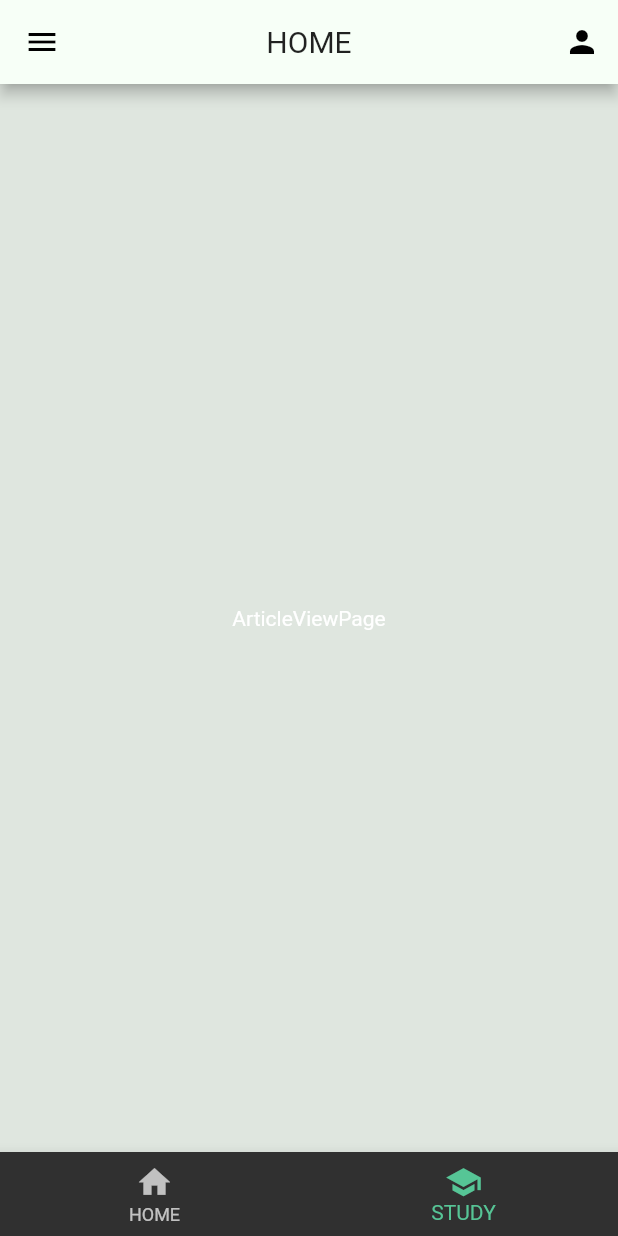
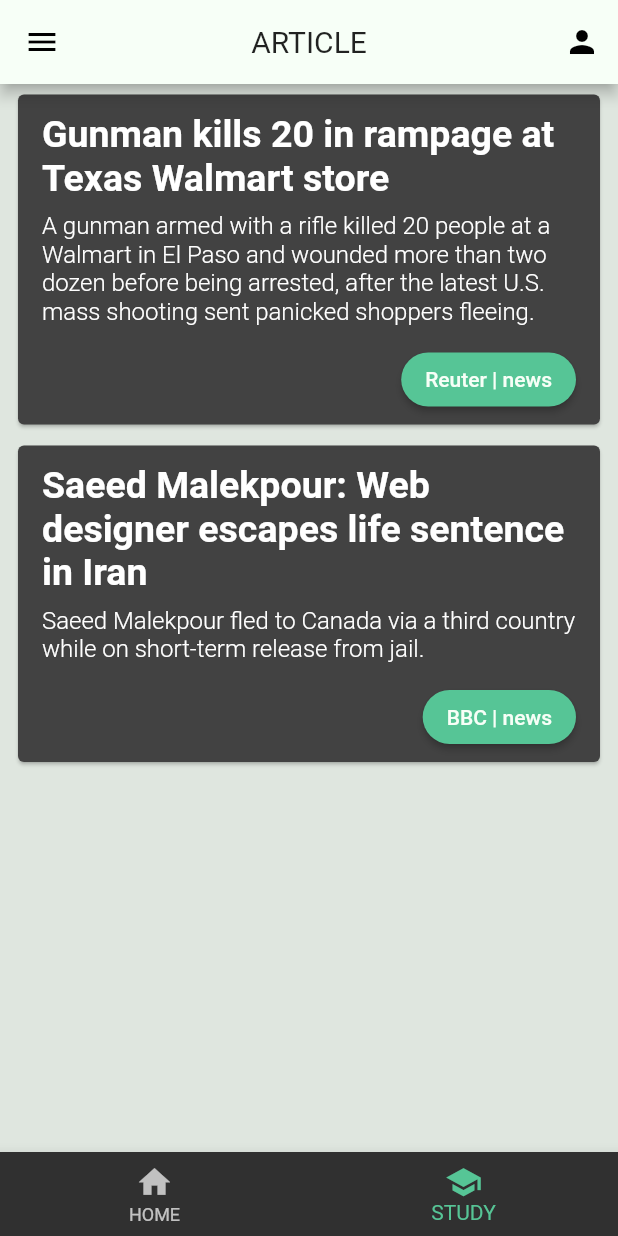
Before and after one commit to cscheungae/vocab_app_fyp55, a Flutter app: the screen it shows after launch, swiped to page 2, on a phone screen of 412 x 824 dp. Run offline on Flutter 3.47's test engine with Material 2 defaults, Android fonts, the phone set to English and light mode, and no system bars; our stand-ins replace percent_indicator; Roboto replaces fonts that are missing (Hind, Montserrat).

Commit message:
articles view with harded articles source

```diff
--- a/lib/pages/ArticlesViewPage.dart
+++ b/lib/pages/ArticlesViewPage.dart
@@ -17,8 +17,74 @@ class _ArticlesViewPageState extends State<ArticlesViewPage> {
   @override
   Widget build(BuildContext context) {
     //TODO: implement
-    return Center(
-      child: Text("ArticleViewPage"),
-    );
+    return ListView.builder(
+        itemCount: articles.length,
+        itemBuilder: (BuildContext context, int index) {
+          return Padding(
+            padding: const EdgeInsets.fromLTRB(8.0, 3.0, 8.0, 3.0),
+            child: Card(
+              child: Column(
+                children: <Widget>[
+                  Padding(
+                    padding: const EdgeInsets.fromLTRB(16.0, 12.0, 16.0, 4.0),
+                    child: Text(
+                      articles[index]["title"],
+                      style:
+                          TextStyle(fontWeight: FontWeight.bold, fontSize: 25),
+                    ),
+                  ),
+                  Padding(
+                    padding: const EdgeInsets.fromLTRB(16.0, 4.0, 16.0, 12.0),
+                    child: Text(
+                      articles[index]["excerpt"],
+                      style:
+                          TextStyle(fontWeight: FontWeight.w300, fontSize: 16),
+                    ),
+                  ),
+                  Row(
+                    mainAxisAlignment: MainAxisAlignment.end,
+                    children: <Widget>[
+                      Padding(
+                        padding: const EdgeInsets.only(right: 16.0, bottom: 6.0),
+                        child: RaisedButton(
+                          shape: RoundedRectangleBorder(
+                            borderRadius: BorderRadius.circular(40.0),
+                          ),
+                          onPressed: () =>
+                              Navigator.pushNamed(context, '/articles'),
+                          textColor: CustomTheme.WHITE,
+                          color: CustomTheme.GREEN,
+                          child: Text(
+                              articles[index]["media"] +
+                                  " | " +
+                                  articles[index]["category"],
+                              style: TextStyle(fontSize: 14.0)),
+                        ),
+                      )
+                    ],
+                  )
+                ],
+              ),
+            ),
+          );
+        });
   }
 }
+
+//sample articles source
+const articles = [
+  {
+    "title": "Gunman kills 20 in rampage at Texas Walmart store",
+    "excerpt":
+        "A gunman armed with a rifle killed 20 people at a Walmart in El Paso and wounded more than two dozen before being arrested, after the latest U.S. mass shooting sent panicked shoppers fleeing.",
+    "media": "Reuter",
+    "category": "news"
+  },
+  {
+    "title": "Saeed Malekpour: Web designer escapes life sentence in Iran",
+    "excerpt":
+        "Saeed Malekpour fled to Canada via a third country while on short-term release from jail.",
+    "media": "BBC",
+    "category": "news"
+  }
+];
--- a/lib/pages/BasePage.dart
+++ b/lib/pages/BasePage.dart
@@ -5,6 +5,8 @@ import './HomePage.dart';
 import './ArticlesViewPage.dart';
 
 enum Page { home, article }
+
+const pagesTitle = ["home", "article", "study", "stats"];
 
 class BasePage extends StatefulWidget {
   BasePage({ Key key, this.title }) : super(key: key);
@@ -36,7 +38,7 @@ class _BasePageState extends State<BasePage> {
   Widget build(BuildContext context) {
     return Scaffold(
       backgroundColor: CustomTheme.GREY,
-      appBar: CustomAppBar(title: "Home", iconData: Icons.person),
+      appBar: CustomAppBar(title: pagesTitle[_pageIndex], iconData: Icons.person),
       body: PageView(
           controller: _pageController,
           onPageChanged: (newPage){
```
